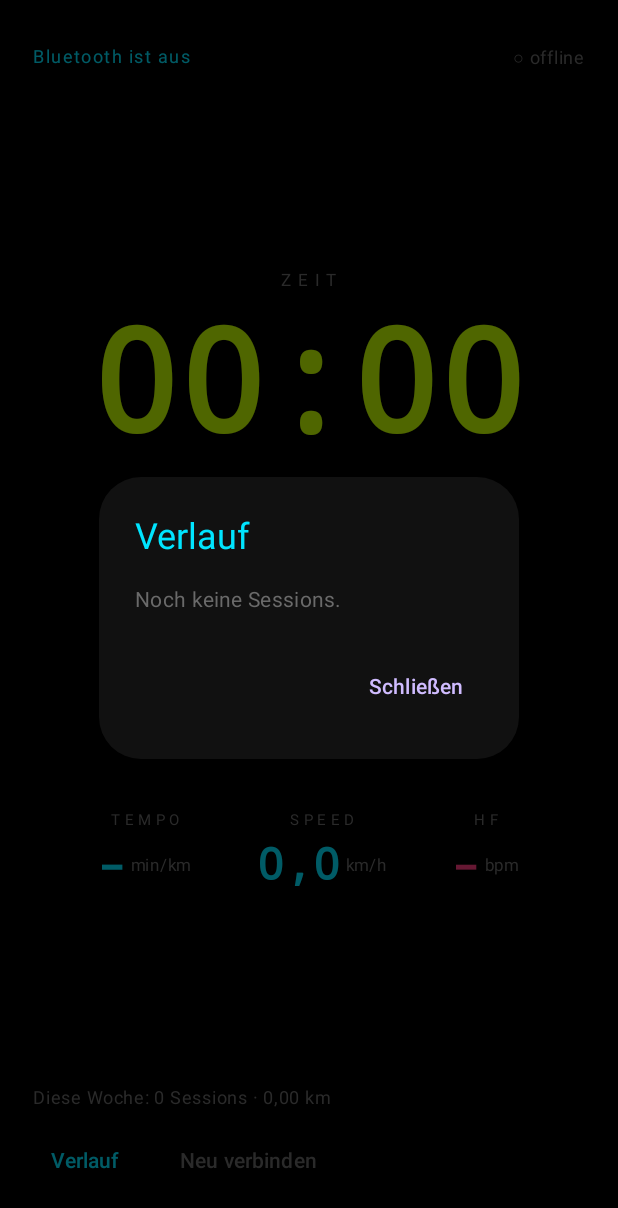
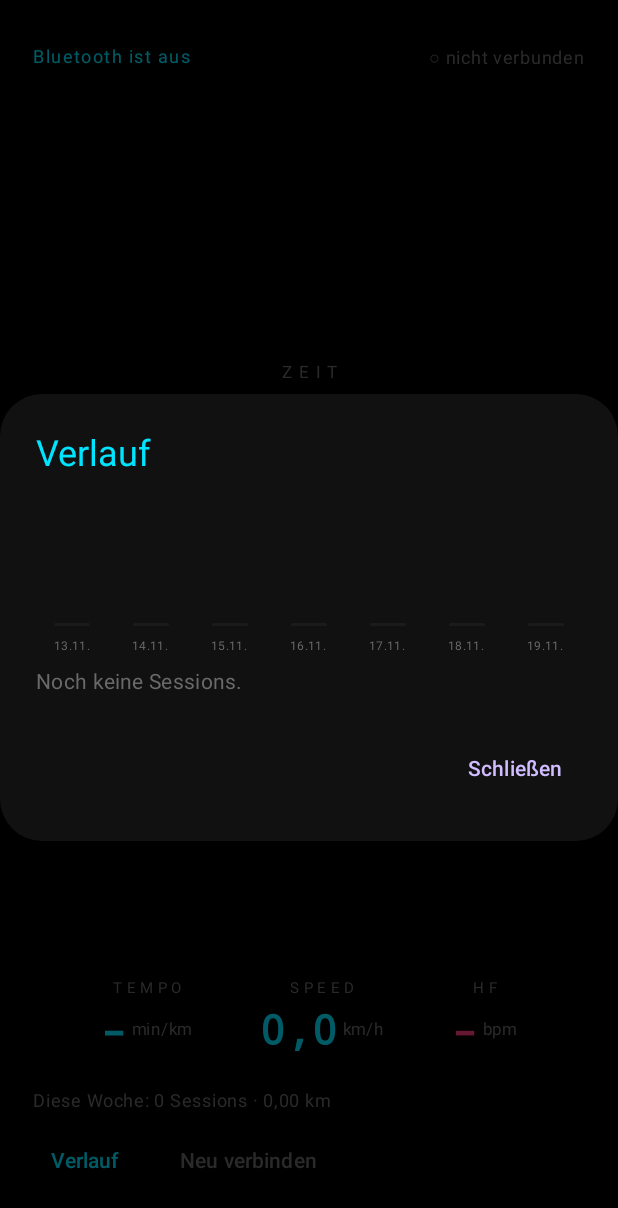
Before and after one commit to tizian-bitschi/hamsterrad, an Android app built with Jetpack Compose: the screen it shows after launch (MainActivity), after a tap on "Verlauf", on a phone screen of 412 x 824 dp. Shown: the top 1208 px of the screen. Run offline under Robolectric (Android 15) with nearby library versions, the phone set to English and light mode, and no system bars.

Commit message:
Feinschliff: Pause, Offline-Zustand, 7-Tage-Diagramm, Loeschen, Auto-Reconnect

```diff
--- a/app/src/main/java/de/tizian/hamsterrad/MainActivity.kt
+++ b/app/src/main/java/de/tizian/hamsterrad/MainActivity.kt
@@ -9,8 +9,8 @@ import androidx.activity.ComponentActivity
 import androidx.activity.compose.setContent
 import androidx.activity.result.contract.ActivityResultContracts
 import androidx.compose.foundation.background
+import androidx.compose.foundation.layout.Arrangement
 import androidx.compose.foundation.layout.Box
-import androidx.compose.foundation.layout.Arrangement
 import androidx.compose.foundation.layout.Column
 import androidx.compose.foundation.layout.Row
 import androidx.compose.foundation.layout.Spacer
@@ -21,12 +21,17 @@ import androidx.compose.foundation.layout.padding
 import androidx.compose.foundation.layout.width
 import androidx.compose.foundation.lazy.LazyColumn
 import androidx.compose.foundation.lazy.items
+import androidx.compose.foundation.shape.RoundedCornerShape
 import androidx.compose.material3.AlertDialog
+import androidx.compose.material3.ExperimentalMaterial3Api
 import androidx.compose.material3.MaterialTheme
 import androidx.compose.material3.Surface
+import androidx.compose.material3.SwipeToDismissBox
+import androidx.compose.material3.SwipeToDismissBoxValue
 import androidx.compose.material3.Text
 import androidx.compose.material3.TextButton
 import androidx.compose.material3.darkColorScheme
+import androidx.compose.material3.rememberSwipeToDismissBoxState
 import androidx.compose.runtime.Composable
 import androidx.compose.runtime.getValue
 import androidx.compose.runtime.mutableStateOf
@@ -34,20 +39,23 @@ import androidx.compose.runtime.remember
 import androidx.compose.runtime.setValue
 import androidx.compose.ui.Alignment
 import androidx.compose.ui.Modifier
+import androidx.compose.ui.draw.alpha
 import androidx.compose.ui.graphics.Color
+import androidx.compose.ui.platform.LocalContext
 import androidx.compose.ui.text.font.FontFamily
 import androidx.compose.ui.text.font.FontWeight
 import androidx.compose.ui.unit.dp
 import androidx.compose.ui.unit.sp
 import androidx.core.content.ContextCompat
-import androidx.compose.foundation.shape.RoundedCornerShape
 import java.text.SimpleDateFormat
+import java.util.Calendar
 import java.util.Date
 import java.util.Locale
 
 private val Lime = Color(0xFFC6FF00)
 private val Cyan = Color(0xFF00E5FF)
 private val Magenta = Color(0xFFFF3D7F)
+private val Amber = Color(0xFFFFC400)
 private val Dim = Color(0xFF6A6A6A)
 
 class MainActivity : ComponentActivity() {
@@ -96,64 +104,95 @@ private fun Cockpit() {
     val connected by Treadmill.connected
     var history by remember { mutableStateOf(false) }
 
-    val seconds = now?.seconds ?: 0
-    val distanceKm = (now?.distanceM ?: 0) / 1000.0
     val speed = now?.speedKmh ?: live?.speedKmh ?: 0.0
-    val hr = now?.hr ?: live?.hr ?: 0
+    val paused = now != null && speed < 0.2
+    val last = Sessions.all.firstOrNull()
+    val showLast = !connected && now == null && last != null
 
     Column(
         Modifier
             .fillMaxSize()
             .background(Color.Black)
             .padding(horizontal = 22.dp, vertical = 26.dp),
-        verticalArrangement = Arrangement.SpaceBetween,
     ) {
         Row(Modifier.fillMaxWidth(), horizontalArrangement = Arrangement.SpaceBetween) {
-            Text(status, color = Cyan, fontSize = 12.sp, letterSpacing = 1.sp)
-            Text(if (connected) "● live" else "○ offline", color = if (connected) Lime else Dim, fontSize = 12.sp)
+            Text(
+                if (paused) "Pause" else status,
+                color = if (paused) Amber else Cyan,
+                fontSize = 12.sp,
+                letterSpacing = 1.sp,
+            )
+            Text(
+                if (connected) "● live" else "○ nicht verbunden",
+                color = if (connected) Lime else Dim,
+                fontSize = 12.sp,
+            )
         }
 
-        Column(Modifier.fillMaxWidth(), horizontalAlignment = Alignment.CenterHorizontally) {
-            Text("ZEIT", color = Dim, fontSize = 11.sp, letterSpacing = 5.sp)
+        Box(Modifier.weight(1f).fillMaxWidth(), contentAlignment = Alignment.Center) {
+            if (showLast && last != null) {
+                Column(horizontalAlignment = Alignment.CenterHorizontally) {
+                    Text("LETZTE SESSION", color = Dim, fontSize = 11.sp, letterSpacing = 5.sp)
                     Text(
-                fmtTime(seconds),
-                color = Lime,
-                fontSize = 96.sp,
+                        fmtTime(last.seconds),
+                        color = Color(0xFF777777),
+                        fontSize = 72.sp,
                         fontFamily = FontFamily.Monospace,
                         fontWeight = FontWeight.Bold,
                     )
-            Spacer(Modifier.height(18.dp))
+                    Text(
+                        "${fmt2(last.distanceM / 1000.0)} km · ${dayFormat(last.start)} · ${last.hrAvg} bpm",
+                        color = Color(0xFF555555),
+                        fontSize = 14.sp,
+                    )
+                }
+            } else {
+                Column(
+                    Modifier.alpha(if (paused) 0.35f else 1f),
+                    horizontalAlignment = Alignment.CenterHorizontally,
+                ) {
+                    Text("ZEIT", color = Dim, fontSize = 11.sp, letterSpacing = 5.sp)
+                    Text(
+                        fmtTime(now?.seconds ?: 0),
+                        color = Lime,
+                        fontSize = 92.sp,
+                        fontFamily = FontFamily.Monospace,
+                        fontWeight = FontWeight.Bold,
+                    )
+                    Spacer(Modifier.height(16.dp))
                     Text("DISTANZ", color = Dim, fontSize = 11.sp, letterSpacing = 5.sp)
                     Row(verticalAlignment = Alignment.Bottom) {
                         Text(
-                    fmt2(distanceKm),
+                            fmt2((now?.distanceM ?: 0) / 1000.0),
                             color = Cyan,
-                    fontSize = 46.sp,
+                            fontSize = 44.sp,
                             fontFamily = FontFamily.Monospace,
                             fontWeight = FontWeight.Bold,
                         )
                         Text(" km", color = Dim, fontSize = 15.sp, modifier = Modifier.padding(bottom = 8.dp))
                     }
                 }
+            }
+        }
 
         Row(Modifier.fillMaxWidth(), horizontalArrangement = Arrangement.SpaceEvenly) {
-            Metric("TEMPO", paceText(speed), "min/km", Cyan)
-            Metric("SPEED", fmt1(speed), "km/h", Cyan)
-            Metric("HF", if (hr in 30..220) "$hr" else "–", "bpm", Magenta)
+            val hrs = now?.hr ?: live?.hr ?: 0
+            Metric("TEMPO", if (showLast) "–" else paceText(speed), "min/km", Cyan)
+            Metric("SPEED", if (showLast) "–" else fmt1(speed), "km/h", Cyan)
+            Metric("HF", if (showLast || hrs !in 30..220) "–" else "$hrs", "bpm", Magenta)
         }
 
+        Spacer(Modifier.height(18.dp))
         val (weekCount, weekMetres) = Sessions.thisWeek()
-        Column(Modifier.fillMaxWidth()) {
         Text(
             "Diese Woche: $weekCount Sessions · ${fmt2(weekMetres / 1000.0)} km",
             color = Dim,
             fontSize = 12.sp,
         )
-            Spacer(Modifier.height(6.dp))
+        Spacer(Modifier.height(4.dp))
         Row(horizontalArrangement = Arrangement.spacedBy(16.dp)) {
             TextButton(onClick = { history = true }) { Text("Verlauf", color = Cyan) }
             TextButton(onClick = { Treadmill.scan() }) { Text("Neu verbinden", color = Dim) }
-            }
         }
     }
 
@@ -168,7 +207,7 @@ private fun Metric(label: String, value: String, unit: String, color: Color) {
             Text(
                 value,
                 color = color,
-                fontSize = 30.sp,
+                fontSize = 28.sp,
                 fontFamily = FontFamily.Monospace,
                 fontWeight = FontWeight.Bold,
             )
@@ -185,17 +224,57 @@ private fun HistoryDialog(onClose: () -> Unit) {
         title = { Text("Verlauf", color = Cyan) },
         text = {
             val list = Sessions.all
-            if (list.isEmpty()) {
-                Text("Noch keine Sessions.", color = Dim)
-            } else {
             LazyColumn {
                 item {
-                        Chart(list)
-                        Spacer(Modifier.height(14.dp))
+                    Chart()
+                    Spacer(Modifier.height(4.dp))
+                    if (list.isNotEmpty()) {
+                        Text("Wischen löscht einen Eintrag.", color = Dim, fontSize = 10.sp)
+                        Spacer(Modifier.height(6.dp))
                     }
-                    items(list) { s ->
+                }
+                if (list.isEmpty()) {
+                    item { Text("Noch keine Sessions.", color = Dim) }
+                } else {
+                    items(list, key = { it.start }) { s -> SessionRow(s) }
+                }
+            }
+        },
+        containerColor = Color(0xFF111111),
+    )
+}
+
+@OptIn(ExperimentalMaterial3Api::class)
+@Composable
+private fun SessionRow(s: Session) {
+    val ctx = LocalContext.current
+    val state = rememberSwipeToDismissBoxState(
+        confirmValueChange = { value ->
+            if (value == SwipeToDismissBoxValue.EndToStart) {
+                Sessions.remove(ctx, s)
+                true
+            } else {
+                false
+            }
+        },
+    )
+    SwipeToDismissBox(
+        state = state,
+        enableDismissFromStartToEnd = false,
+        backgroundContent = {
+            Box(
+                Modifier.fillMaxSize().padding(end = 12.dp),
+                contentAlignment = Alignment.CenterEnd,
+            ) {
+                Text("löschen", color = Magenta, fontSize = 11.sp)
+            }
+        },
+    ) {
         Row(
-                            Modifier.fillMaxWidth().padding(vertical = 5.dp),
+            Modifier
+                .fillMaxWidth()
+                .background(Color(0xFF111111))
+                .padding(vertical = 9.dp),
             horizontalArrangement = Arrangement.SpaceBetween,
         ) {
             Text(dayFormat(s.start), color = Color.White, fontSize = 13.sp)
@@ -208,48 +287,58 @@ private fun HistoryDialog(onClose: () -> Unit) {
         }
     }
 }
-            }
-        },
-        containerColor = Color(0xFF111111),
-    )
-}
 
 @Composable
-private fun Chart(list: List<Session>) {
-    val data = list.take(7).reversed()
-    if (data.isEmpty()) return
-    val max = data.maxOf { it.distanceM }.coerceAtLeast(1)
+private fun Chart() {
+    val days = dayBuckets()
+    val max = days.maxOf { it.second }.coerceAtLeast(1)
     Row(
-        Modifier.fillMaxWidth().height(96.dp),
+        Modifier.fillMaxWidth().height(106.dp),
         verticalAlignment = Alignment.Bottom,
-        horizontalArrangement = Arrangement.spacedBy(6.dp),
+        horizontalArrangement = Arrangement.spacedBy(4.dp),
     ) {
-        data.forEach { s ->
-            val h = ((s.distanceM.toFloat() / max) * 68f).coerceAtLeast(4f)
+        days.forEach { (label, metres) ->
+            val h = ((metres.toFloat() / max) * 48f).coerceAtLeast(2f)
             Column(
                 Modifier.weight(1f),
                 horizontalAlignment = Alignment.CenterHorizontally,
                 verticalArrangement = Arrangement.Bottom,
             ) {
-                Text(fmt2(s.distanceM / 1000.0), fontSize = 8.sp, color = Dim)
+                Text(if (metres > 0) fmt2(metres / 1000.0) else "", fontSize = 8.sp, color = Dim)
                 Spacer(Modifier.height(2.dp))
                 Box(
                     Modifier
-                        .width(26.dp)
+                        .width(24.dp)
                         .height(h.dp)
-                        .background(Cyan, RoundedCornerShape(2.dp)),
+                        .background(if (metres > 0) Cyan else Color(0xFF1B1B1B), RoundedCornerShape(2.dp)),
                 )
                 Spacer(Modifier.height(3.dp))
-                Text(dayOnly(s.start), fontSize = 8.sp, color = Dim)
+                Text(label, fontSize = 8.sp, color = Dim)
             }
         }
     }
 }
 
-private fun dayOnly(ms: Long): String =
-    SimpleDateFormat("dd.MM.", Locale.GERMAN).format(Date(ms))
+/** Sieben Tagessummen, heute als letzter Balken. */
+private fun dayBuckets(): List<Pair<String, Int>> {
+    val out = ArrayList<Pair<String, Int>>(7)
+    for (i in 6 downTo 0) {
+        val c = Calendar.getInstance()
+        c.add(Calendar.DAY_OF_MONTH, -i)
+        c.set(Calendar.HOUR_OF_DAY, 0)
+        c.set(Calendar.MINUTE, 0)
+        c.set(Calendar.SECOND, 0)
+        c.set(Calendar.MILLISECOND, 0)
+        val start = c.timeInMillis
+        val end = start + 86_400_000L
+        val metres = Sessions.all.filter { it.start in start until end }.sumOf { it.distanceM }
+        out.add(SimpleDateFormat("dd.MM.", Locale.GERMAN).format(Date(start)) to metres)
+    }
+    return out
+}
 
-private fun fmtTime(s: Int): String {    val h = s / 3600
+private fun fmtTime(s: Int): String {
+    val h = s / 3600
     val m = (s % 3600) / 60
     val sec = s % 60
     return if (h > 0) "%d:%02d:%02d".format(h, m, sec) else "%02d:%02d".format(m, sec)
--- a/app/src/main/java/de/tizian/hamsterrad/Sessions.kt
+++ b/app/src/main/java/de/tizian/hamsterrad/Sessions.kt
@@ -38,20 +38,11 @@ object Sessions {
 
     fun append(context: Context, s: Session) {
         all.add(0, s)
-        val arr = JSONArray()
-        for (x in all) {
-            arr.put(
-                JSONObject()
-                    .put("start", x.start)
-                    .put("end", x.end)
-                    .put("seconds", x.seconds)
-                    .put("distanceM", x.distanceM)
-                    .put("kcal", x.kcal)
-                    .put("hrAvg", x.hrAvg)
-                    .put("hrMax", x.hrMax),
-            )
-        }
-        runCatching { file(context).writeText(arr.toString()) }
+        persist(context)
+    }
+
+    fun remove(context: Context, s: Session) {
+        if (all.remove(s)) persist(context)
     }
 
     /** Summe ab Montag 00:00 dieser Woche. */
@@ -70,6 +61,22 @@ object Sessions {
         return week.size to week.sumOf { it.distanceM }
     }
 
-    private fun file(context: Context): File =
-        File(context.filesDir, FILE)
+    private fun persist(context: Context) {
+        val arr = JSONArray()
+        for (x in all) {
+            arr.put(
+                JSONObject()
+                    .put("start", x.start)
+                    .put("end", x.end)
+                    .put("seconds", x.seconds)
+                    .put("distanceM", x.distanceM)
+                    .put("kcal", x.kcal)
+                    .put("hrAvg", x.hrAvg)
+                    .put("hrMax", x.hrMax),
+            )
+        }
+        runCatching { file(context).writeText(arr.toString()) }
+    }
+
+    private fun file(context: Context): File = File(context.filesDir, FILE)
 }
--- a/app/src/main/java/de/tizian/hamsterrad/Treadmill.kt
+++ b/app/src/main/java/de/tizian/hamsterrad/Treadmill.kt
@@ -94,11 +94,17 @@ object Treadmill {
         if (!watchdogOn) {
             watchdogOn = true
             scope.launch {
+                var lastTry = 0L
                 while (true) {
                     delay(5000)
                     if (active && System.currentTimeMillis() - lastFrameAt > 25_000) {
                         finishSession()
                         status.value = "Band sendet nicht mehr"
+                    }
+                    val now = System.currentTimeMillis()
+                    if (gatt == null && !scanning && now - lastTry > 20_000) {
+                        lastTry = now
+                        scan()
                     }
                 }
             }
```
Lines whose indentation alone changed are shown as unchanged.
